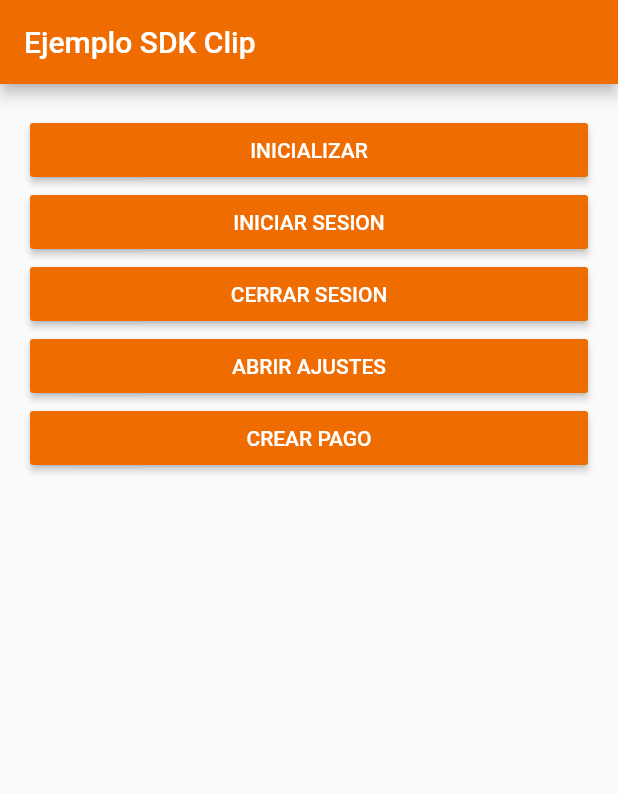
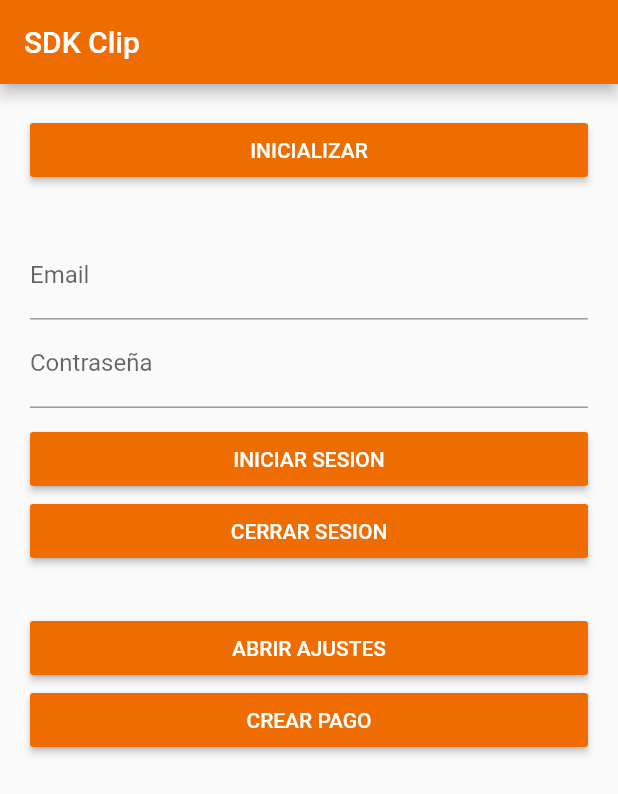
Before and after one commit to teli-solutions/flutter-payclip, a Flutter app: the screen it shows after launch, on a phone screen of 412 x 824 dp. Shown: the top 794 px of the screen. Run offline on Flutter 3.47's test engine with Material 2 defaults, Android fonts, the phone set to English and light mode, and no system bars; our stand-ins replace quickalert.

Commit message:
Change example

```diff
--- a/example/lib/main.dart
+++ b/example/lib/main.dart
@@ -11,13 +11,9 @@ class MyApp extends StatelessWidget {
 
   @override
   Widget build(BuildContext context) {
-    return MaterialApp(
+    return const MaterialApp(
       debugShowCheckedModeBanner: false,
-      title: 'QuickAlert Demo',
-      theme: ThemeData(
-        primarySwatch: Colors.blue,
-      ),
-      home: const MyHomePage(),
+      home: MyHomePage(),
     );
   }
 }
@@ -30,6 +26,9 @@ class MyHomePage extends StatefulWidget {
 }
 
 class _MyHomePageState extends State<MyHomePage> {
+  final _email = TextEditingController(text: '');
+  final _password = TextEditingController(text: '');
+
   @override
   void initState() {
     super.initState();
@@ -40,7 +39,7 @@ class _MyHomePageState extends State<MyHomePage> {
     return Scaffold(
       appBar: AppBar(
         backgroundColor: Colors.orange[800],
-        title: const Text('Ejemplo SDK Clip'),
+        title: const Text('SDK Clip'),
       ),
       body: Center(
         child: Padding(
@@ -62,12 +61,31 @@ class _MyHomePageState extends State<MyHomePage> {
                 },
                 child: const Text('INICIALIZAR'),
               ),
+              const SizedBox(height: 30),
+              TextFormField(
+                controller: _email,
+                keyboardType: TextInputType.emailAddress,
+                textInputAction: TextInputAction.continueAction,
+                decoration: const InputDecoration(
+                  labelText: 'Email',
+                ),
+              ),
+              TextFormField(
+                controller: _password,
+                keyboardType: TextInputType.visiblePassword,
+                textInputAction: TextInputAction.go,
+                obscureText: true,
+                decoration: const InputDecoration(
+                  labelText: 'Contraseña',
+                ),
+              ),
+              const SizedBox(height: 10),
               MaterialButton(
                 minWidth: double.infinity,
                 color: Colors.orange[800],
                 textColor: Colors.white,
                 onPressed: () {
-                  FlutterPayClip.login(email: "brenda_laflakita@hotmail.com", password: "Prensa1811;_").then((response) => {
+                  FlutterPayClip.login(email: _email.text, password: _password.text).then((response) => {
                     if (response){
                       QuickAlert.show(
                         context: context,
@@ -112,6 +130,7 @@ class _MyHomePageState extends State<MyHomePage> {
                 },
                 child: const Text('CERRAR SESION'),
               ),
+              const SizedBox(height: 30),
               MaterialButton(
                 minWidth: double.infinity,
                 color: Colors.orange[800],
--- a/pubspec.yaml
+++ b/pubspec.yaml
@@ -2,7 +2,7 @@ name: flutter_payclip
 description: El SDK de Clip es una librería que extiende las capacidades de tu aplicación de punto de venta.
 repository: https://github.com/teli-solutions/flutter-payclip
 issue_tracker: https://github.com/teli-solutions/flutter-payclip/issues
-version: 1.0.1
+version: 1.0.2
 
 environment:
   sdk: '>=2.19.0 <3.0.0'
```
Also changed, not shown: example/pubspec.lock, 2 other files.
